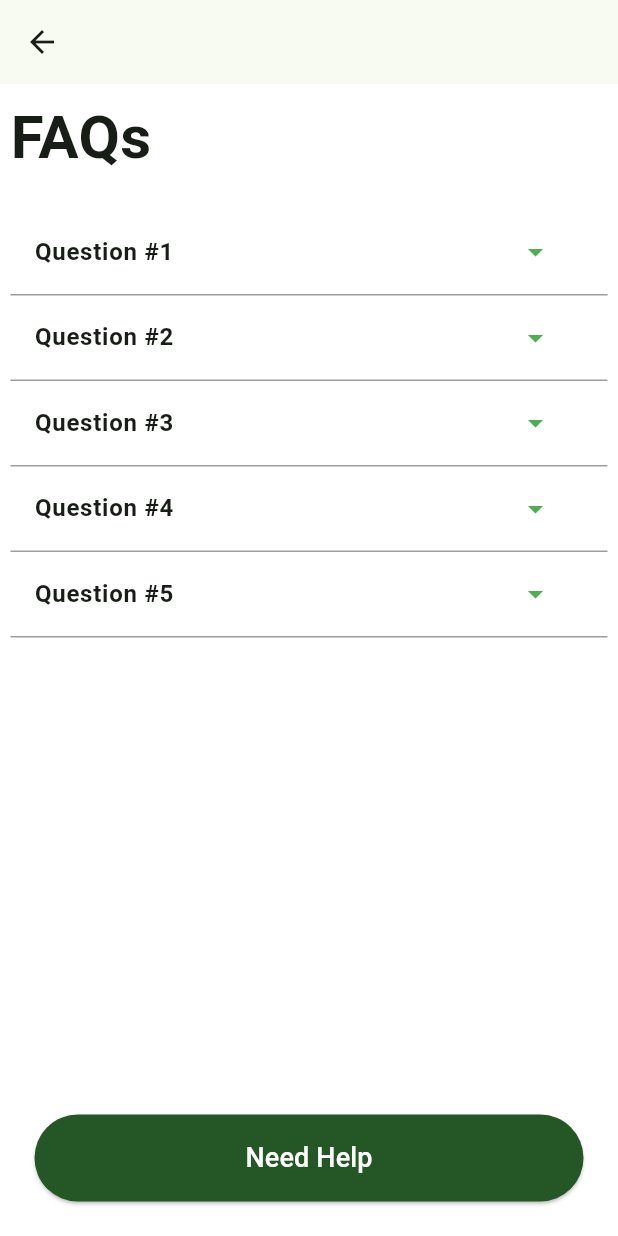
After one commit to AbdulazizAlkhars/sulalh, a Flutter app: the CustomerSupport screen opened directly, on a phone screen of 412 x 824 dp. The commit adds this screen. Run offline on Flutter 3.47's test engine with Material 2 defaults, Android fonts, the phone set to English and light mode, and no system bars; our stand-ins replace image_picker; missing offline and left inert: flutter_flushbar.

Commit message:
Authorization Methods, About App, CustomerSupport

```diff
--- a/lib/AuthorizationMethods/AddNewPhoneOTP.dart
+++ b/lib/AuthorizationMethods/AddNewPhoneOTP.dart
@@ -1,6 +1,7 @@
 import 'dart:async';
 import 'package:flutter/material.dart';
 import 'package:hathera_demo/AuthorizationMethods/AuthorizationMethodsPage.dart';
+import 'package:hathera_demo/Widgets/SnackBar.dart';
 
 class AddNewPhoneOTP extends StatefulWidget {
   final String phoneNumber;
@@ -150,6 +151,7 @@ class _AddNewPhoneOTP extends State<AddNewPhoneOTP> {
                                     AuthorizationMethodsPage(), // Replace YourDesiredPage with the actual page you want to navigate to
                               ),
                             );
+                            CustomSnackBar.show(context, 'Phone Number Added');
                             // Add your continue button logic here
                           }
                         : null,
--- /dev/null
+++ b/lib/CustomerSupport/CustomerSupport.dart
@@ -0,0 +1,324 @@
+import 'package:flutter/material.dart';
+import 'package:hathera_demo/Widgets/Button.dart';
+
+class CustomerSupport extends StatefulWidget {
+  @override
+  _CustomerSupportState createState() => _CustomerSupportState();
+}
+
+class _CustomerSupportState extends State<CustomerSupport> {
+  bool _isExpanded1 = false;
+  bool _isExpanded2 = false;
+  bool _isExpanded3 = false;
+  bool _isExpanded4 = false;
+  bool _isExpanded5 = false;
+
+  void _toggleExpansion1() {
+    setState(() {
+      _isExpanded1 = !_isExpanded1;
+    });
+  }
+
+  void _toggleExpansion2() {
+    setState(() {
+      _isExpanded2 = !_isExpanded2;
+    });
+  }
+
+  void _toggleExpansion3() {
+    setState(() {
+      _isExpanded3 = !_isExpanded3;
+    });
+  }
+
+  void _toggleExpansion4() {
+    setState(() {
+      _isExpanded4 = !_isExpanded4;
+    });
+  }
+
+  void _toggleExpansion5() {
+    setState(() {
+      _isExpanded5 = !_isExpanded5;
+    });
+  }
+
+  void _showModalSheet() {
+    double sheetHeight = MediaQuery.of(context).size.height * 0.4;
+    showModalBottomSheet<void>(
+      context: context,
+      builder: (BuildContext context) {
+        return SingleChildScrollView(
+          child: Container(
+            height: sheetHeight,
+            child: Padding(
+              padding: const EdgeInsets.all(8.0),
+              child: Column(
+                crossAxisAlignment: CrossAxisAlignment.start,
+                mainAxisSize: MainAxisSize.min,
+                children: [
+                  Padding(
+                    padding: const EdgeInsets.all(16.0),
+                    child: Text(
+                      'Contact Us',
+                      style: TextStyle(fontSize: 40),
+                    ),
+                  ),
+                  ListTile(
+                    leading: Image.asset(
+                      'assets/FAQs/WhatsappIcon.png',
+                      width: 35, // Adjust the width as needed
+                      height: 35, // Adjust the height as needed
+                    ),
+                    title: Text(
+                      'WhatsApp',
+                      style: TextStyle(fontSize: 20),
+                    ),
+                    subtitle: Text('Chat With Support'),
+                    trailing: Icon(Icons.arrow_forward),
+                    onTap: () {
+                      // Handle option 1 tap
+                      Navigator.pop(context);
+                    },
+                  ),
+                  ListTile(
+                    leading: Image.asset(
+                      'assets/FAQs/PhoneIcon.png',
+                      width: 35, // Adjust the width as needed
+                      height: 35, // Adjust the height as needed
+                    ),
+                    title: Text(
+                      '+965 96721717',
+                      style: TextStyle(fontSize: 20),
+                    ),
+                    subtitle: Text('Call Us'),
+                    trailing: Icon(Icons.arrow_forward),
+                    onTap: () {
+                      // Handle option 1 tap
+                      Navigator.pop(context);
+                    },
+                  ),
+                  SizedBox(
+                    height: 10,
+                  ),
+                  Padding(
+                    padding: const EdgeInsets.all(16.0),
+                    child: Container(
+                      width: double.infinity,
+                      child: ElevatedButton(
+                        onPressed: () {},
+                        style: ElevatedButton.styleFrom(
+                          elevation: 0,
+                          backgroundColor:
+                              const Color.fromARGB(255, 235, 235, 235),
+                          padding: const EdgeInsets.symmetric(vertical: 16),
+                          shape: RoundedRectangleBorder(
+                            borderRadius: BorderRadius.circular(50),
+                          ),
+                        ),
+                        child: Text(
+                          'Cancel',
+                          style: TextStyle(
+                            fontSize: 18,
+                            color: Colors.black,
+                          ),
+                        ),
+                      ),
+                    ),
+                  ),
+                ],
+              ),
+            ),
+          ),
+        );
+      },
+    );
+  }
+
+  @override
+  Widget build(BuildContext context) {
+    return Scaffold(
+      appBar: AppBar(
+        leading: IconButton(
+          icon: Icon(Icons.arrow_back),
+          onPressed: () {
+            Navigator.pop(context);
+          },
+        ),
+      ),
+      body: Container(
+        color: Colors.white,
+        padding: const EdgeInsets.all(7),
+        child: Column(
+          crossAxisAlignment: CrossAxisAlignment.start,
+          children: [
+            Text(
+              'FAQs',
+              style: TextStyle(
+                fontSize: 40,
+                fontWeight: FontWeight.bold,
+              ),
+            ),
+            const SizedBox(height: 20),
+            Container(
+              decoration: const BoxDecoration(
+                border: Border(
+                  bottom: BorderSide(
+                    color: Colors.grey,
+                    width: 1.0,
+                  ),
+                ),
+              ),
+              child: ListTile(
+                title: Column(
+                  crossAxisAlignment: CrossAxisAlignment.start,
+                  children: [
+                    Text(
+                      'Question #1',
+                      style: TextStyle(fontWeight: FontWeight.bold),
+                    ),
+                    if (_isExpanded1) Text('Subtitle'),
+                  ],
+                ),
+                trailing: IconButton(
+                  icon: Icon(
+                    _isExpanded1 ? Icons.arrow_drop_up : Icons.arrow_drop_down,
+                    color: Colors.green,
+                  ),
+                  onPressed: _toggleExpansion1,
+                ),
+              ),
+            ),
+            Container(
+              decoration: const BoxDecoration(
+                border: Border(
+                  bottom: BorderSide(
+                    color: Colors.grey,
+                    width: 1.0,
+                  ),
+                ),
+              ),
+              child: ListTile(
+                title: Column(
+                  crossAxisAlignment: CrossAxisAlignment.start,
+                  children: [
+                    Text(
+                      'Question #2',
+                      style: TextStyle(fontWeight: FontWeight.bold),
+                    ),
+                    if (_isExpanded2) Text('Subtitle'),
+                  ],
+                ),
+                trailing: IconButton(
+                  icon: Icon(
+                    _isExpanded2 ? Icons.arrow_drop_up : Icons.arrow_drop_down,
+                    color: Colors.green,
+                  ),
+                  onPressed: _toggleExpansion2,
+                ),
+              ),
+            ),
+            Container(
+              decoration: const BoxDecoration(
+                border: Border(
+                  bottom: BorderSide(
+                    color: Colors.grey,
+                    width: 1.0,
+                  ),
+                ),
+              ),
+              child: ListTile(
+                title: Column(
+                  crossAxisAlignment: CrossAxisAlignment.start,
+                  children: [
+                    Text(
+                      'Question #3',
+                      style: TextStyle(fontWeight: FontWeight.bold),
+                    ),
+                    if (_isExpanded3) Text('Subtitle'),
+                  ],
+                ),
+                trailing: IconButton(
+                  icon: Icon(
+                    _isExpanded3 ? Icons.arrow_drop_up : Icons.arrow_drop_down,
+                    color: Colors.green,
+                  ),
+                  onPressed: _toggleExpansion3,
+                ),
+              ),
+            ),
+            Container(
+              decoration: const BoxDecoration(
+                border: Border(
+                  bottom: BorderSide(
+                    color: Colors.grey,
+                    width: 1.0,
+                  ),
+                ),
+              ),
+              child: ListTile(
+                title: Column(
+                  crossAxisAlignment: CrossAxisAlignment.start,
+                  children: [
+                    Text(
+                      'Question #4',
+                      style: TextStyle(fontWeight: FontWeight.bold),
+                    ),
+                    if (_isExpanded4) Text('Subtitle'),
+                  ],
+                ),
+                trailing: IconButton(
+                  icon: Icon(
+                    _isExpanded4 ? Icons.arrow_drop_up : Icons.arrow_drop_down,
+                    color: Colors.green,
+                  ),
+                  onPressed: _toggleExpansion4,
+                ),
+              ),
+            ),
+            Container(
+              decoration: const BoxDecoration(
+                border: Border(
+                  bottom: BorderSide(
+                    color: Colors.grey,
+                    width: 1.0,
+                  ),
+                ),
+              ),
+              child: ListTile(
+                title: Column(
+                  crossAxisAlignment: CrossAxisAlignment.start,
+                  children: [
+                    Text(
+                      'Question #5',
+                      style: TextStyle(fontWeight: FontWeight.bold),
+                    ),
+                    if (_isExpanded5) Text('Subtitle'),
+                  ],
+                ),
+                trailing: IconButton(
+                  icon: Icon(
+                    _isExpanded5 ? Icons.arrow_upward : Icons.arrow_drop_down,
+                    color: Colors.green,
+                  ),
+                  onPressed: _toggleExpansion5,
+                ),
+              ),
+            ),
+            Expanded(
+              child: SizedBox(),
+            ), // Added Expanded widget to fill remaining space
+
+            Padding(
+              padding: EdgeInsets.all(16),
+              child: ButtonWidget(
+                onPressed: _showModalSheet, // Show modal sheet on button press
+                buttonText: 'Need Help',
+              ),
+            ),
+          ],
+        ),
+      ),
+    );
+  }
+}
--- a/lib/main.dart
+++ b/lib/main.dart
@@ -1,4 +1,7 @@
 import 'package:flutter/material.dart';
+import 'package:hathera_demo/AboutApp/AboutApp.dart';
+import 'package:hathera_demo/CustomerSupport/CustomerSupport.dart';
+import 'package:hathera_demo/Profile/ProfilePage.dart';
 import 'package:hathera_demo/signup/Signup_With_Phone.dart';
 
 void main() {
--- a/lib/signup/Enter_Phone_OTP.dart
+++ b/lib/signup/Enter_Phone_OTP.dart
@@ -1,7 +1,7 @@
 import 'dart:async';
 
 import 'package:flutter/material.dart';
-import 'package:hathera_demo/signup/Create_Password.dart';
+import 'package:hathera_demo/Account_Setup/Add_Personal_Information.dart';
 
 class PhoneOTPScreen extends StatefulWidget {
   @override
@@ -142,7 +142,7 @@ class _PhoneOTPScreen extends State<PhoneOTPScreen> {
                             Navigator.push(
                               context,
                               MaterialPageRoute(
-                                  builder: (context) => CreatePasswordPage()),
+                                  builder: (context) => AddPersonalInfoPage()),
                             );
                             // Add your continue button logic here
                           }
--- a/pubspec.yaml
+++ b/pubspec.yaml
@@ -32,6 +32,7 @@ dependencies:
     sdk: flutter
   image_picker: ^0.8.3
   permission_handler: ^10.3.0
+  flutter_flushbar: ^0.0.2
 
 
 
@@ -67,6 +68,7 @@ flutter:
   assets:
       - assets/PaymentPNGs/
       - assets/AccountProfile/
+      - assets/FAQs/
   #   - images/a_dot_burr.jpeg
   #   - images/a_dot_ham.jpeg
 
```
Also changed, not shown: lib/AboutApp/AboutApp.dart (added, +108 -0 lines), lib/AppSettings/AppSettings.dart (+13 -8 lines), lib/AuthorizationMethods/AddNewEmailOTP.dart (+10 -2 lines), lib/AuthorizationMethods/AddNewPassword.dart (+10 -3 lines), lib/AuthorizationMethods/AuthorizationMethodsPage.dart (+43 -27 lines), lib/Profile/ProfilePage.dart (+15 -2 lines), lib/Widgets/SnackBar.dart (added, +54 -0 lines), assets/FAQs/PhoneIcon.png (added), assets/FAQs/WhatsappIcon.png (added), pubspec.lock.
